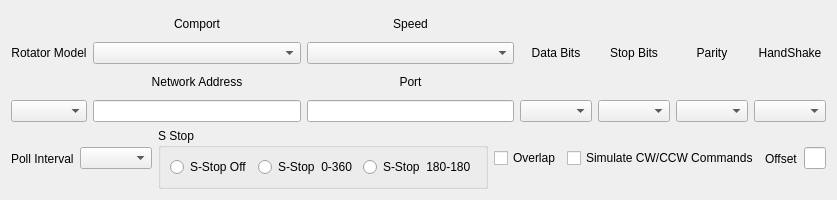
Qt form mqt/MqtRotator/rotsetupform.ui (Rsclub22/Minos2-Mirror) before a commit.
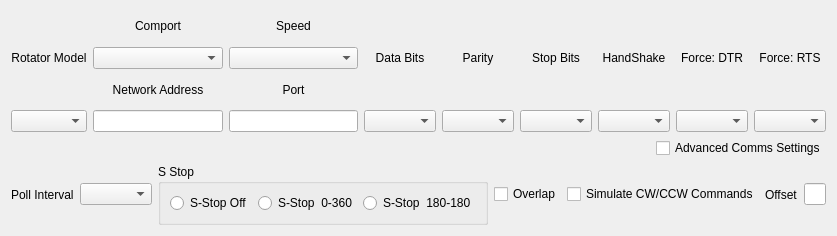
The same form after that commit.

Commit message: add an Advanced Comms checkbox to rigcontrol and rotcontrol for serial comms, to hide parameters that are not essential in most cases. Remove native hamlib rigctld and rotcld from rigmodel and rotmodel lists.

Diff of the .ui file:
```diff
--- a/mqt/MqtRotator/rotsetupform.ui
+++ b/mqt/MqtRotator/rotsetupform.ui
@@ -6,16 +6,18 @@
    <rect>
     <x>0</x>
     <y>0</y>
-    <width>835</width>
-    <height>200</height>
+    <width>828</width>
+    <height>236</height>
    </rect>
   </property>
   <property name="windowTitle">
    <string/>
   </property>
-  <layout class="QVBoxLayout" name="verticalLayout">
+  <layout class="QVBoxLayout" name="verticalLayout_10">
    <item>
-    <layout class="QHBoxLayout" name="horizontalLayout">
+    <layout class="QVBoxLayout" name="verticalLayout_11">
+     <item>
+      <layout class="QHBoxLayout" name="horizontalLayout_10">
      <item>
       <layout class="QVBoxLayout" name="verticalLayout_2">
        <item>
@@ -130,23 +132,6 @@
        </item>
       </layout>
      </item>
-     <item>
-      <layout class="QVBoxLayout" name="verticalLayout_6">
-       <item>
-        <widget class="QLabel" name="stopLbl">
-         <property name="text">
-          <string>Stop Bits</string>
-         </property>
-         <property name="alignment">
-          <set>Qt::AlignCenter</set>
-         </property>
-        </widget>
-       </item>
-       <item>
-        <widget class="QComboBox" name="comStopBitsBox"/>
-       </item>
-      </layout>
-     </item>
      <item>
       <layout class="QVBoxLayout" name="verticalLayout_7">
        <item>
@@ -164,6 +149,23 @@
        </item>
       </layout>
      </item>
+       <item>
+        <layout class="QVBoxLayout" name="verticalLayout_6">
+         <item>
+          <widget class="QLabel" name="stopLbl">
+           <property name="text">
+            <string>Stop Bits</string>
+           </property>
+           <property name="alignment">
+            <set>Qt::AlignCenter</set>
+           </property>
+          </widget>
+         </item>
+         <item>
+          <widget class="QComboBox" name="comStopBitsBox"/>
+         </item>
+        </layout>
+       </item>
      <item>
       <layout class="QVBoxLayout" name="verticalLayout_8">
        <item>
@@ -178,6 +180,66 @@
        </item>
        <item>
         <widget class="QComboBox" name="comHandShakeBox"/>
+         </item>
+        </layout>
+       </item>
+       <item>
+        <layout class="QVBoxLayout" name="verticalLayout">
+         <item>
+          <widget class="QLabel" name="forceDtrLbl">
+           <property name="text">
+            <string>Force: DTR</string>
+           </property>
+           <property name="alignment">
+            <set>Qt::AlignCenter</set>
+           </property>
+          </widget>
+         </item>
+         <item>
+          <widget class="QComboBox" name="forceDtrBox"/>
+         </item>
+        </layout>
+       </item>
+       <item>
+        <layout class="QVBoxLayout" name="verticalLayout_9">
+         <item>
+          <widget class="QLabel" name="forceRtsLbl">
+           <property name="text">
+            <string>Force: RTS</string>
+           </property>
+           <property name="alignment">
+            <set>Qt::AlignCenter</set>
+           </property>
+          </widget>
+         </item>
+         <item>
+          <widget class="QComboBox" name="forceRtsBox"/>
+         </item>
+        </layout>
+       </item>
+      </layout>
+     </item>
+     <item>
+      <layout class="QHBoxLayout" name="horizontalLayout">
+       <item>
+        <spacer name="horizontalSpacer">
+         <property name="orientation">
+          <enum>Qt::Horizontal</enum>
+         </property>
+         <property name="sizeHint" stdset="0">
+          <size>
+           <width>40</width>
+           <height>20</height>
+          </size>
+         </property>
+        </spacer>
+       </item>
+       <item>
+        <widget class="QCheckBox" name="advancedCommsChkBox">
+         <property name="text">
+          <string>Advanced Comms Settings</string>
+         </property>
+        </widget>
        </item>
       </layout>
      </item>
```
Lines whose indentation alone changed are shown as unchanged. The commit also changes 12 other files.
